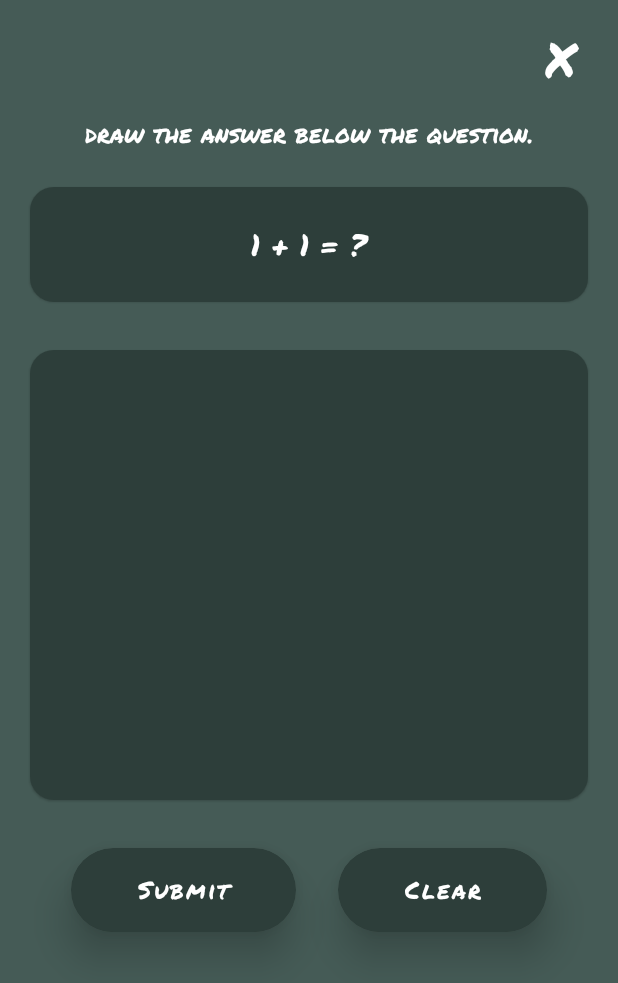
After one commit to la-colinares/DigiDraw, an Android app built with Jetpack Compose: the composable QuizScreen shown on its own in the app's theme, on a phone screen of 412 x 824 dp. The commit adds this screen. Shown: the top 983 px of the screen. Run offline under Robolectric (Android 15) with nearby library versions, the phone set to English and light mode, and no system bars; libraries missing offline, so code that uses them is left out: com.ramcosta.composedestinations; 2 statements that could not run were skipped.

Commit message:
setup quiz screen ui

```diff
--- a/app/src/main/java/com/lacolinares/digidraw/ui/components/DigiButton.kt
+++ b/app/src/main/java/com/lacolinares/digidraw/ui/components/DigiButton.kt
@@ -34,6 +34,7 @@ fun DigiButton(
     textAlign: TextAlign = TextAlign.Center,
     minWidth: Int = 220,
     verticalPadding: Int = 20,
+    horizontalPadding: Int = 40,
     onClick: () -> Unit = {},
 ) {
     Button(
@@ -53,7 +54,7 @@ fun DigiButton(
             text = text,
             fontSize = fontSize,
             modifier = Modifier
-                .padding(horizontal = 40.dp, vertical = verticalPadding.dp)
+                .padding(horizontal = horizontalPadding.dp, vertical = verticalPadding.dp)
                 .defaultMinSize(minWidth = minWidth.dp),
             textAlign = textAlign
         )
--- a/app/src/main/java/com/lacolinares/digidraw/ui/components/DigiModal.kt
+++ b/app/src/main/java/com/lacolinares/digidraw/ui/components/DigiModal.kt
@@ -21,7 +21,9 @@ import com.ramcosta.composedestinations.spec.DestinationStyle
 
 object DigiModalStyle: DestinationStyle.Dialog{
     override val properties: DialogProperties
-        get() = DialogProperties()
+        get() = DialogProperties(
+            dismissOnClickOutside = false
+        )
 }
 
 @Destination(style = DigiModalStyle::class)
--- /dev/null
+++ b/app/src/main/java/com/lacolinares/digidraw/ui/components/DigiSpace.kt
@@ -0,0 +1,12 @@
+package com.lacolinares.digidraw.ui.components
+
+import androidx.compose.foundation.layout.Spacer
+import androidx.compose.foundation.layout.height
+import androidx.compose.runtime.Composable
+import androidx.compose.ui.Modifier
+import androidx.compose.ui.unit.dp
+
+@Composable
+fun DigiSpace(height: Int) {
+    Spacer(modifier = Modifier.height(height.dp))
+}
--- /dev/null
+++ b/app/src/main/java/com/lacolinares/digidraw/ui/pages/quiz/QuizScreen.kt
@@ -0,0 +1,172 @@
+package com.lacolinares.digidraw.ui.pages.quiz
+
+import android.widget.LinearLayout
+import androidx.compose.foundation.background
+import androidx.compose.foundation.clickable
+import androidx.compose.foundation.layout.*
+import androidx.compose.foundation.shape.RoundedCornerShape
+import androidx.compose.material.Card
+import androidx.compose.runtime.*
+import androidx.compose.ui.Alignment
+import androidx.compose.ui.Modifier
+import androidx.compose.ui.text.style.TextAlign
+import androidx.compose.ui.unit.dp
+import androidx.compose.ui.unit.sp
+import androidx.compose.ui.viewinterop.AndroidView
+import com.lacolinares.digidraw.ui.components.DigiButton
+import com.lacolinares.digidraw.ui.components.DigiSpace
+import com.lacolinares.digidraw.ui.components.DigiText
+import com.lacolinares.digidraw.ui.theme.MineralGreen
+import com.lacolinares.digidraw.ui.theme.OuterSpace
+import com.lacolinares.digidraw.util.HandWrittenDigitView
+import com.ramcosta.composedestinations.annotation.Destination
+import com.ramcosta.composedestinations.navigation.DestinationsNavigator
+
+@Destination()
+@Composable
+fun QuizScreen(
+    navigator: DestinationsNavigator
+) {
+    var clearDrawing by remember { mutableStateOf(false) }
+
+    ScreenContainer {
+        Header(
+            onClose = {
+                navigator.popBackStack()
+            }
+        )
+        Instruction()
+        DigiSpace(24)
+        Question("1 + 1 = ?")
+        DigiSpace(32)
+        Card(
+            modifier = Modifier
+                .fillMaxWidth()
+                .height(300.dp),
+            shape = RoundedCornerShape(16.dp),
+            backgroundColor = OuterSpace
+        ) {
+            AndroidView(
+                factory = {
+                    HandWrittenDigitView(it).apply {
+                        layoutParams = LinearLayout.LayoutParams(
+                            LinearLayout.LayoutParams.MATCH_PARENT,
+                            LinearLayout.LayoutParams.MATCH_PARENT
+                        )
+                    }
+                },
+                update = {
+                    if (clearDrawing){
+                        it.clearAllPointsAndRedraw()
+                        clearDrawing = false
+                    }
+                }
+            )
+        }
+        DigiSpace(32)
+        Footer(
+            onSubmit = {
+
+            },
+            onClear = {
+                clearDrawing = true
+            }
+        )
+    }
+}
+
+@Composable
+private fun Footer(
+    onSubmit: () -> Unit,
+    onClear: () -> Unit,
+) {
+    Row(
+        modifier = Modifier.fillMaxWidth(),
+        horizontalArrangement = Arrangement.SpaceEvenly
+    ) {
+        DigiButton(
+            text = "Submit",
+            fontSize = 16.sp,
+            minWidth = 40,
+            verticalPadding = 8,
+            horizontalPadding = 20,
+            onClick = onSubmit::invoke
+        )
+
+        DigiButton(
+            text = "Clear",
+            fontSize = 16.sp,
+            minWidth = 40,
+            verticalPadding = 8,
+            horizontalPadding = 20,
+            onClick = onClear::invoke
+        )
+    }
+}
+
+@Composable
+private fun Question(
+    question: String,
+) {
+    Card(
+        modifier = Modifier
+            .fillMaxWidth(),
+        shape = RoundedCornerShape(16.dp),
+        backgroundColor = OuterSpace
+    ) {
+        DigiText(
+            text = question,
+            modifier = Modifier
+                .fillMaxWidth()
+                .padding(24.dp),
+            fontSize = 20.sp,
+            textAlign = TextAlign.Center
+        )
+    }
+}
+
+@Composable
+private fun Instruction() {
+    DigiText(
+        text = "draw the answer below the question.",
+        modifier = Modifier.fillMaxWidth(),
+        textAlign = TextAlign.Center
+    )
+}
+
+@Composable
+private fun Header(
+    onClose: () -> Unit,
+) {
+    Row(
+        modifier = Modifier
+            .fillMaxWidth(),
+        horizontalArrangement = Arrangement.End
+    ) {
+        DigiText(
+            text = "X",
+            fontSize = 32.sp,
+            modifier = Modifier
+                .padding(vertical = 16.dp)
+                .clickable {
+                    onClose.invoke()
+                }
+        )
+    }
+}
+
+@Composable
+private fun ScreenContainer(content: @Composable () -> Unit) {
+    Box(
+        modifier = Modifier
+            .fillMaxSize()
+            .background(MineralGreen),
+    ) {
+        Column(
+            modifier = Modifier.padding(horizontal = 20.dp),
+            horizontalAlignment = Alignment.CenterHorizontally
+        ) {
+            content()
+        }
+    }
+}
--- /dev/null
+++ b/app/src/main/java/com/lacolinares/digidraw/util/HandWrittenDigitView.kt
@@ -0,0 +1,96 @@
+package com.lacolinares.digidraw.util
+
+import android.annotation.SuppressLint
+import android.content.Context
+import android.graphics.*
+import android.view.MotionEvent
+import android.view.View
+
+class HandWrittenDigitView(context: Context) : View(context) {
+
+    private lateinit var mPath: Path
+    private lateinit var mPaint: Paint
+    private lateinit var mCanvasPaint: Paint
+    private lateinit var mCanvas: Canvas
+    private lateinit var mBitmap: Bitmap
+    private val mAllPoints = arrayListOf<List<Pair<Float, Float>>>()
+    private val mConsecutivePoints = arrayListOf<Pair<Float, Float>>()
+
+    init {
+        setPathPaint()
+    }
+
+    private fun setPathPaint() {
+        mPath = Path()
+        mPaint = Paint().apply {
+            color = Color.WHITE
+            isAntiAlias = true
+            strokeWidth = 24f
+            style = Paint.Style.STROKE
+            strokeJoin = Paint.Join.ROUND
+        }
+        mCanvasPaint = Paint(Paint.DITHER_FLAG)
+    }
+
+    override fun onSizeChanged(w: Int, h: Int, oldw: Int, oldh: Int) {
+        super.onSizeChanged(w, h, oldw, oldh)
+
+        mBitmap = Bitmap.createBitmap(w, h, Bitmap.Config.ARGB_8888)
+        mCanvas = Canvas(mBitmap)
+    }
+
+    override fun onDraw(canvas: Canvas?) {
+        super.onDraw(canvas)
+        canvas?.let {
+            it.drawBitmap(mBitmap, 0f, 0f, mCanvasPaint)
+            it.drawPath(mPath, mPaint)
+        }
+    }
+
+    @SuppressLint("ClickableViewAccessibility")
+    override fun onTouchEvent(event: MotionEvent): Boolean {
+        val x = event.x
+        val y = event.y
+
+        when (event.action) {
+            MotionEvent.ACTION_DOWN -> {
+                mConsecutivePoints.clear()
+                mConsecutivePoints.add(Pair(x, y))
+                mPath.moveTo(x, y)
+            }
+            MotionEvent.ACTION_MOVE -> {
+                mConsecutivePoints.add(Pair(x, y))
+                mPath.lineTo(x, y)
+            }
+            MotionEvent.ACTION_UP -> {
+                mConsecutivePoints.add(Pair(x, y))
+                mAllPoints.add(ArrayList(mConsecutivePoints))
+                mCanvas.drawPath(mPath, mPaint)
+                mPath.reset()
+            }
+            else -> return false
+        }
+
+        invalidate()
+        return true
+    }
+
+    fun getAllPoints(): List<List<Pair<Float, Float>>> {
+        return mAllPoints
+    }
+
+    fun clearAllPointsAndRedraw() {
+        mBitmap = Bitmap.createBitmap(mBitmap.width, mBitmap.height, Bitmap.Config.ARGB_8888)
+        mCanvas = Canvas(mBitmap)
+        mCanvasPaint = Paint(Paint.DITHER_FLAG)
+        mCanvas.drawBitmap(mBitmap, 0f, 0f, mCanvasPaint)
+        setPathPaint()
+        invalidate()
+        mAllPoints.clear()
+    }
+
+    fun clearAllPoints() {
+        mAllPoints.clear()
+    }
+
+}
```
Also changed, not shown: app/src/main/java/com/lacolinares/digidraw/ui/pages/MainScreen.kt (+12 -9 lines), app/src/main/java/com/lacolinares/digidraw/ui/pages/quiz/QuizViewModel.kt (added, +12 -0 lines).
